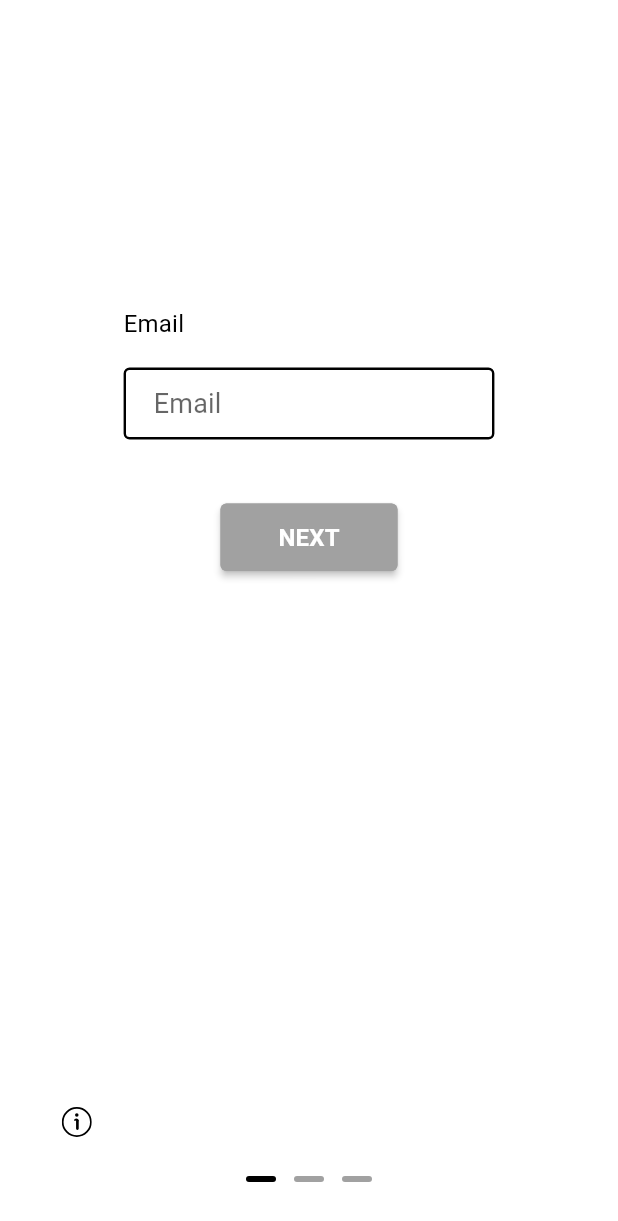
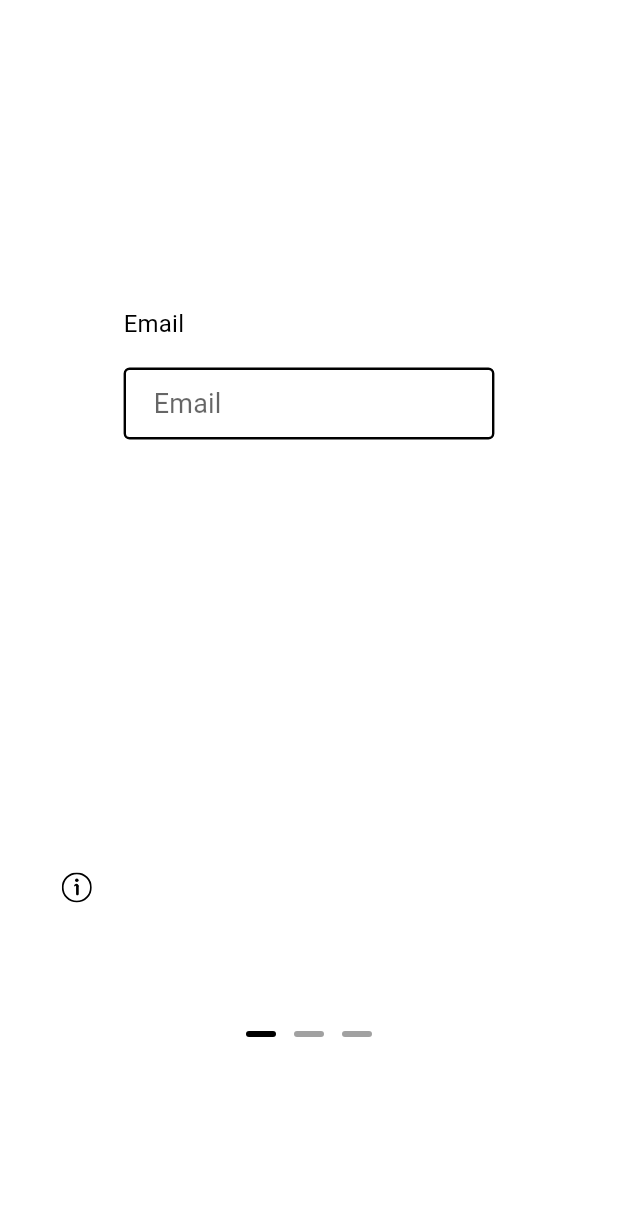
Before and after one commit to Rb2030/Cuisson, a Flutter app: the RegisterFormView screen opened directly, on a phone screen of 412 x 824 dp. Shown: the top 1221 px of the screen. Run offline on Flutter 3.47's test engine with Material 2 defaults, Android fonts, the light colour scheme and no system bars; drawn by our look-alikes of dots_indicator; our stand-ins replace auto_route, bloc, cloud_firestore, dartz, firebase_auth, firebase_core and 8 more; missing offline and left inert: profanity_filter; accounts and stored records are empty; generated files the repository leaves out were written again.

Commit message:
Need to ensure the information button gets pushed up if the keyboard is activated.

```diff
--- a/lib/domain/core/value_validators.dart
+++ b/lib/domain/core/value_validators.dart
@@ -42,7 +42,7 @@ Either<ValueFailure<String>, String> validateUsername(String input) {
 }
 
 Either<ValueFailure<String>, String> validateMaxStringLength(String input) {
-  const maxLength = 16;
+  const maxLength = 28;
   if (input.length < maxLength) {
     return right(input);
   } else {
--- a/lib/presentation/auth/widgets/register_form_view.dart
+++ b/lib/presentation/auth/widgets/register_form_view.dart
@@ -99,6 +99,18 @@ class _RegisterFormViewState extends State<RegisterFormView>
     throw ArgumentError.notNull();
   }
 
+  TextInputType keyBoardType(int page) {
+    switch (page) {
+      case 0:
+        return TextInputType.emailAddress;
+      case 1:
+        return TextInputType.text;
+      case 2:
+        return TextInputType.name;
+    }
+    throw ArgumentError.notNull();
+  }
+
   void showNextView() {
     animation = Tween<Offset>(
       begin: const Offset(1.0, 0.0),
@@ -134,8 +146,12 @@ class _RegisterFormViewState extends State<RegisterFormView>
             color: CustomColours.grey,
           );
           return Scaffold(
-            body: Center(
+            body: SingleChildScrollView(
+              child: SizedBox(
+                height: UIHelper.screenHeightWithOutSafeAreaAndAppBar(context),
+                width: UIHelper.screenWidth(context),
                 child: Column(
+                  mainAxisSize: MainAxisSize.min,
                   children: [
                     SlideTransition(
                         position: animation,
@@ -144,7 +160,8 @@ class _RegisterFormViewState extends State<RegisterFormView>
                           child: Padding(
                             padding: EdgeInsets.symmetric(
                                 vertical: UIHelper.safeAreaPadding(context),
-                            horizontal: UIHelper.screenWidth(context) * 0.2),
+                                horizontal:
+                                    UIHelper.screenWidth(context) * 0.2),
                             child: ListView(
                               shrinkWrap: true,
                               children: [
@@ -154,17 +171,22 @@ class _RegisterFormViewState extends State<RegisterFormView>
                                           context) /
                                       5,
                                   child: Text(state.information,
-                                  style: Theme.of(context).textTheme.bodyText2),
+                                      style: Theme.of(context)
+                                          .textTheme
+                                          .bodyText2),
                                 ),
                                 // ignore: avoid_bool_literals_in_conditional_expressions
                                 Container(
                                   alignment: Alignment.centerLeft,
                                   width: UIHelper.screenWidth(context),
                                   child: Text(pages[currentView],
-                                  style: Theme.of(context).textTheme.bodyText1),
+                                      style: Theme.of(context)
+                                          .textTheme
+                                          .bodyText1),
                                 ),
                                 const SizedBox(height: UIHelper.spaceSmall),
                                 TextFormField(
+                                  keyboardType: keyBoardType(currentView),
                                   controller: _textViewController,
                                   autocorrect: false,
                                   // ignore: avoid_bool_literals_in_conditional_expressions
@@ -189,7 +211,8 @@ class _RegisterFormViewState extends State<RegisterFormView>
                                           context.read<RegisterFormBloc>().add(
                                               const RegisterFormEvent
                                                   .disableButton());
-                                      return getErrorString(page: currentView);
+                                          return getErrorString(
+                                              page: currentView);
                                         },
                                         orElse: () => null),
                                     (rightSuccess) => null,
@@ -207,26 +230,22 @@ class _RegisterFormViewState extends State<RegisterFormView>
                           ),
                         ),
                       ),
-                  Row(
+                    Flexible(
+                      child: Row(
                         children: [
                           const Spacer(),
                           RaisedButton(
-                        color:
-                            buttonEnabled ? Colors.black : CustomColours.grey,
+                            elevation: 0,
+                            color: buttonEnabled ? Colors.black : Colors.white,
                             shape: RoundedRectangleBorder(
                               borderRadius: BorderRadius.circular(
                                   UIHelper.buttonCornerRadius),
-                        ).copyWith(
-                            side: const BorderSide().copyWith(
-                                color: buttonEnabled
-                                    ? Colors.black
-                                    : CustomColours.grey)),
+                            ),
                             onPressed: () {
                               if (buttonEnabled) {
-                            context
-                                .read<RegisterFormBloc>()
-                                .add(const RegisterFormEvent.disableButton());
-                            FocusScope.of(context).unfocus();
+                                context.read<RegisterFormBloc>().add(
+                                    const RegisterFormEvent.disableButton());
+                             //   FocusScope.of(context).unfocus();
                                 _textViewController.clear();
                                 globals.isUnfocused = true;
                                 switch (currentView) {
@@ -258,6 +277,7 @@ class _RegisterFormViewState extends State<RegisterFormView>
                           const Spacer(),
                         ],
                       ),
+                    ),
                     const Spacer(),
                     const SizedBox(height: UIHelper.spaceMedium),
                     if (state.isSubmitting) ...[
@@ -286,7 +306,7 @@ class _RegisterFormViewState extends State<RegisterFormView>
                         ],
                       ),
                     ),
-                  const SizedBox(height: UIHelper.spaceSmall),
+                    const Spacer(),
                     DotsIndicator(
                         dotsCount: 3,
                         position: currentView.toDouble(),
@@ -296,6 +316,7 @@ class _RegisterFormViewState extends State<RegisterFormView>
                   ],
                 ),
               ),
+            ),
           );
         });
   }
--- a/lib/presentation/core/global/theme/app_themes.dart
+++ b/lib/presentation/core/global/theme/app_themes.dart
@@ -20,7 +20,7 @@ final appThemeData = {
           shape: RoundedRectangleBorder(
               borderRadius: BorderRadius.circular(UIHelper.buttonCornerRadius),
               // ignore: avoid_redundant_argument_values
-              side: const BorderSide(color: Colors.black)),
+              /*side: const BorderSide(color: Colors.black)*/),
           minWidth: UIHelper.buttonMinWidth,
           height: UIHelper.buttonMinHeight,
           buttonColor: Colors.black,
```
Lines whose indentation alone changed are shown as unchanged.
